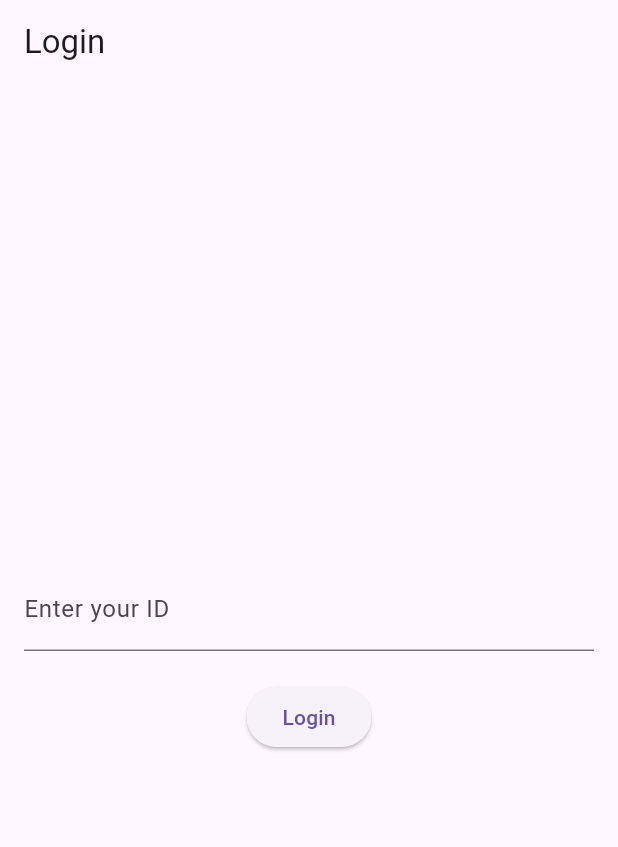
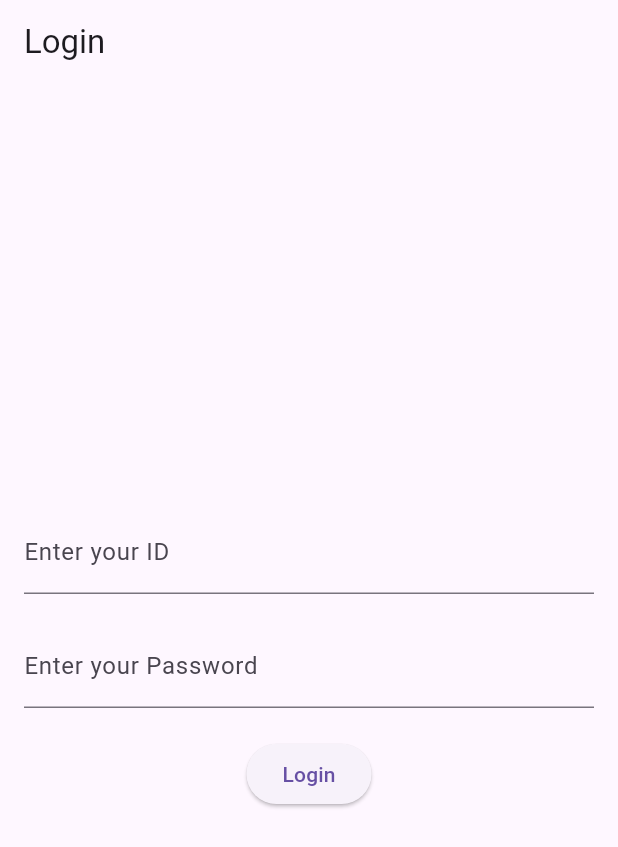
Before and after one commit to Atan0707/flutter-lab2, a Flutter app: the screen it shows after launch, on a phone screen of 412 x 824 dp. Shown: the top 847 px of the screen. Run offline on Flutter 3.47's test engine with Material 3 defaults, Android fonts, the phone set to English and light mode, and no system bars.

Commit message:
chore: added password textbox

```diff
--- a/lib/main.dart
+++ b/lib/main.dart
@@ -79,6 +79,11 @@ class LoginPage extends StatelessWidget {
               decoration: InputDecoration(labelText: 'Enter your ID'),
             ),
             SizedBox(height: 20),
+            TextField(
+              obscureText: true,
+              decoration: InputDecoration(labelText: 'Enter your Password'),
+            ),
+            SizedBox(height: 20),
             ElevatedButton(
               onPressed: () => _login(context),
               child: Text('Login'),
```
